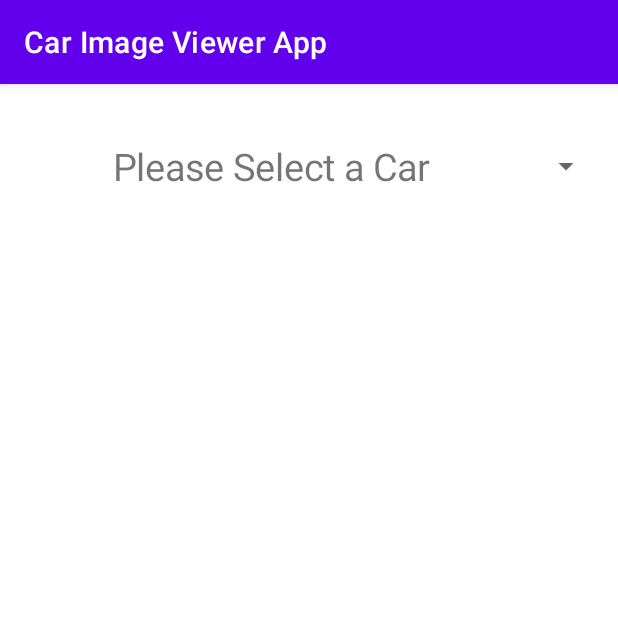
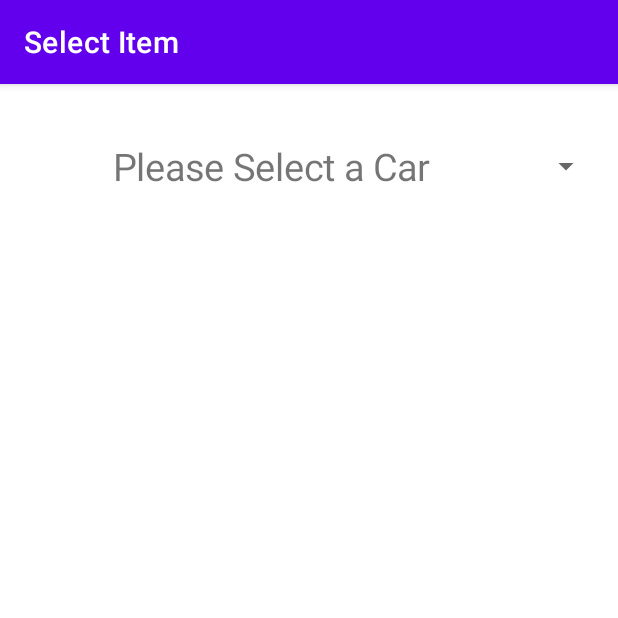
Before and after one commit to elyordan/CIS3315, an Android app: the screen it shows after launch (SelectionActivity), on a phone screen of 412 x 824 dp, the top half of it. Run offline under Robolectric (Android 15) with nearby library versions, the phone set to English and light mode, and no system bars.

Commit message:
fixed actionbar title and and reset spinner to initial selection item

```diff
--- a/Lab5/app/src/main/java/edu/temple/carimageviewerapp/SelectionActivity.java
+++ b/Lab5/app/src/main/java/edu/temple/carimageviewerapp/SelectionActivity.java
@@ -26,6 +26,8 @@ public class SelectionActivity extends AppCompatActivity {
     protected void onCreate(Bundle savedInstanceState) {
         super.onCreate(savedInstanceState);
         setContentView(R.layout.activity_main);
+
+        getSupportActionBar().setTitle("Select Item");
 
         ArrayList carNamesArray = new ArrayList<String>();
         carNamesArray.add("Please Select a Car");
@@ -61,6 +63,7 @@ public class SelectionActivity extends AppCompatActivity {
                     launchIntent.putExtra(EXTRA_NAME, carName);
                     launchIntent.putExtra(EXTRA_NUMBER, position);
                     startActivity(launchIntent);
+                    spinner.setSelection(0);
                 }
 
             }
```
